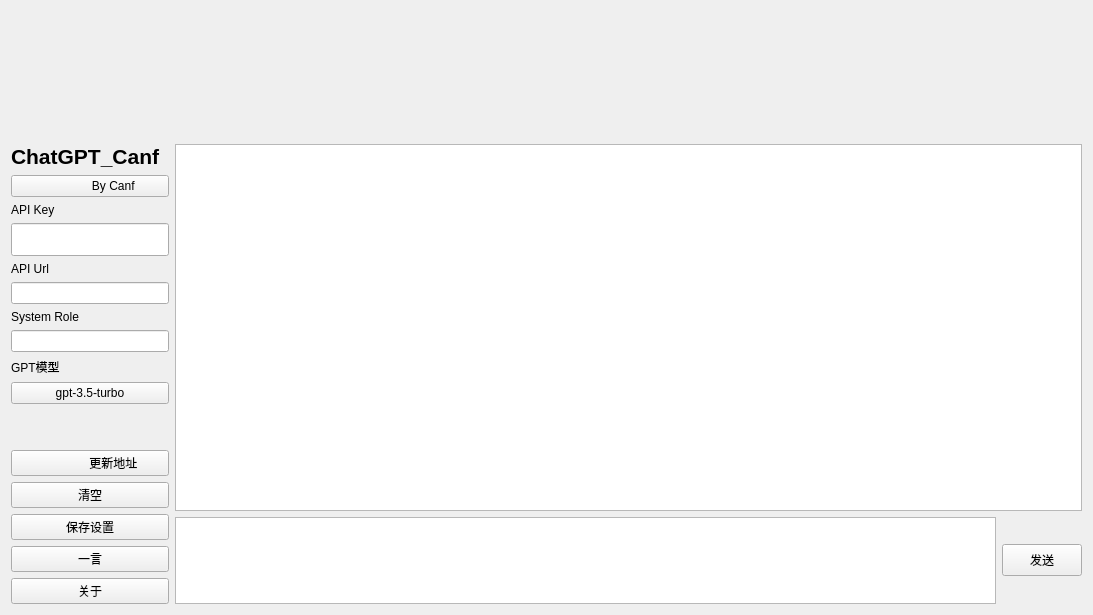
Before: the Qt Designer form form.ui in xin1201946/PythonChatAI, drawn with Qt 5.
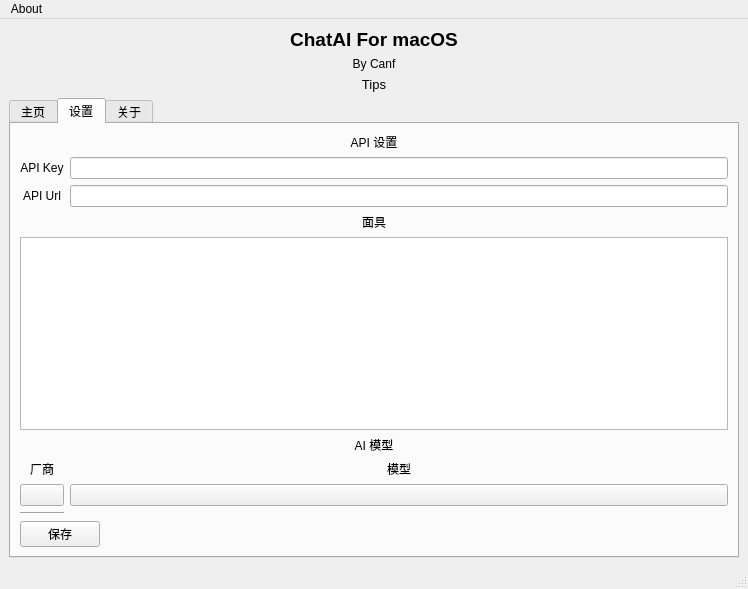
After: the same form once the commit is applied. The open tabs and pages were chosen to show the change. Icons and pictures are not drawn. Custom widgets are drawn as their Qt base class.

Patch:
```diff
--- a/form.ui
+++ b/form.ui
@@ -1,245 +1,297 @@
 <?xml version="1.0" encoding="UTF-8"?>
 <ui version="4.0">
- <class>Form</class>
- <widget class="CardWidget" name="Form">
+ <class>MainWindow</class>
+ <widget class="QMainWindow" name="MainWindow">
   <property name="geometry">
    <rect>
     <x>0</x>
     <y>0</y>
-    <width>1093</width>
-    <height>615</height>
+    <width>748</width>
+    <height>589</height>
    </rect>
   </property>
   <property name="windowTitle">
    <string>ChatGPT</string>
   </property>
-  <property name="windowIcon">
-   <iconset>
-    <normaloff>ico.ico</normaloff>ico.ico</iconset>
-  </property>
-  <layout class="QFormLayout" name="formLayout">
-   <item row="1" column="0">
-    <layout class="QVBoxLayout" name="verticalLayout">
-     <item>
-      <widget class="TitleLabel" name="TitleLabel">
-       <property name="font">
-        <font>
-         <family>Segoe UI</family>
-         <pointsize>16</pointsize>
-         <bold>true</bold>
-        </font>
-       </property>
-       <property name="text">
-        <string>ChatGPT_Canf</string>
-       </property>
+  <widget class="QWidget" name="centralwidget">
+   <layout class="QGridLayout" name="gridLayout_4">
+    <item row="0" column="0">
+     <layout class="QVBoxLayout" name="verticalLayout">
+      <item>
+       <widget class="QLabel" name="label">
+        <property name="font">
+         <font>
+          <pointsize>14</pointsize>
+          <bold>true</bold>
+         </font>
+        </property>
+        <property name="text">
+         <string>ChatAI For macOS</string>
+        </property>
+        <property name="alignment">
+         <set>Qt::AlignCenter</set>
+        </property>
+       </widget>
+      </item>
+      <item>
+       <widget class="QLabel" name="label_2">
+        <property name="text">
+         <string>By Canf</string>
+        </property>
+        <property name="alignment">
+         <set>Qt::AlignCenter</set>
+        </property>
+       </widget>
+      </item>
+      <item>
+       <widget class="QLabel" name="label_3">
+        <property name="font">
+         <font>
+          <pointsize>10</pointsize>
+         </font>
+        </property>
+        <property name="text">
+         <string>Tips</string>
+        </property>
+        <property name="alignment">
+         <set>Qt::AlignCenter</set>
+        </property>
+       </widget>
+      </item>
+     </layout>
+    </item>
+    <item row="1" column="0">
+     <widget class="QTabWidget" name="tabWidget">
+      <property name="minimumSize">
+       <size>
+        <width>681</width>
+        <height>441</height>
+       </size>
+      </property>
+      <property name="currentIndex">
+       <number>0</number>
+      </property>
+      <widget class="QWidget" name="tab">
+       <attribute name="title">
+        <string>主页</string>
+       </attribute>
+       <layout class="QFormLayout" name="formLayout">
+        <item row="0" column="0" colspan="2">
+         <layout class="QGridLayout" name="gridLayout">
+          <item row="0" column="1" colspan="2">
+           <widget class="TextEdit" name="TextEdit">
+            <property name="enabled">
+             <bool>true</bool>
+            </property>
+            <property name="minimumSize">
+             <size>
+              <width>575</width>
+              <height>236</height>
+             </size>
+            </property>
+            <property name="cursor" stdset="0">
+             <cursorShape>PointingHandCursor</cursorShape>
+            </property>
+            <property name="contextMenuPolicy">
+             <enum>Qt::DefaultContextMenu</enum>
+            </property>
+            <property name="readOnly">
+             <bool>true</bool>
+            </property>
+           </widget>
+          </item>
+          <item row="2" column="1">
+           <widget class="TextEdit" name="TextEdit_2">
+            <property name="minimumSize">
+             <size>
+              <width>0</width>
+              <height>51</height>
+             </size>
+            </property>
+            <property name="maximumSize">
+             <size>
+              <width>16777215</width>
+              <height>51</height>
+             </size>
+            </property>
+           </widget>
+          </item>
+          <item row="1" column="1" colspan="2">
+           <widget class="CommandBar" name="CommandBar"/>
+          </item>
+          <item row="2" column="2">
+           <widget class="QPushButton" name="pushButton">
+            <property name="maximumSize">
+             <size>
+              <width>75</width>
+              <height>61</height>
+             </size>
+            </property>
+            <property name="text">
+             <string>发送</string>
+            </property>
+           </widget>
+          </item>
+         </layout>
+        </item>
+       </layout>
       </widget>
-     </item>
-     <item>
-      <widget class="HyperlinkLabel" name="HyperlinkLabel">
-       <property name="text">
-        <string>              By Canf</string>
-       </property>
+      <widget class="QWidget" name="tab_2">
+       <attribute name="title">
+        <string>设置</string>
+       </attribute>
+       <layout class="QFormLayout" name="formLayout_4">
+        <item row="1" column="0" colspan="2">
+         <layout class="QGridLayout" name="gridLayout_3">
+          <item row="8" column="0">
+           <widget class="Line" name="line">
+            <property name="orientation">
+             <enum>Qt::Horizontal</enum>
+            </property>
+           </widget>
+          </item>
+          <item row="6" column="0">
+           <widget class="CaptionLabel" name="CaptionLabel_3">
+            <property name="text">
+             <string>厂商</string>
+            </property>
+            <property name="alignment">
+             <set>Qt::AlignCenter</set>
+            </property>
+           </widget>
+          </item>
+          <item row="1" column="1">
+           <widget class="PasswordLineEdit" name="PasswordLineEdit"/>
+          </item>
+          <item row="2" column="1">
+           <widget class="EditableComboBox" name="EditableComboBox"/>
+          </item>
+          <item row="7" column="1">
+           <widget class="ComboBox" name="ComboBox"/>
+          </item>
+          <item row="7" column="0">
+           <widget class="ComboBox" name="ComboBox_2"/>
+          </item>
+          <item row="2" column="0">
+           <widget class="CaptionLabel" name="CaptionLabel_2">
+            <property name="text">
+             <string>API Url</string>
+            </property>
+            <property name="alignment">
+             <set>Qt::AlignCenter</set>
+            </property>
+           </widget>
+          </item>
+          <item row="6" column="1">
+           <widget class="CaptionLabel" name="CaptionLabel_4">
+            <property name="text">
+             <string>模型</string>
+            </property>
+            <property name="alignment">
+             <set>Qt::AlignCenter</set>
+            </property>
+           </widget>
+          </item>
+          <item row="5" column="0" colspan="2">
+           <widget class="StrongBodyLabel" name="StrongBodyLabel_3">
+            <property name="text">
+             <string>AI 模型</string>
+            </property>
+            <property name="alignment">
+             <set>Qt::AlignCenter</set>
+            </property>
+           </widget>
+          </item>
+          <item row="1" column="0">
+           <widget class="CaptionLabel" name="CaptionLabel">
+            <property name="text">
+             <string>API Key</string>
+            </property>
+            <property name="alignment">
+             <set>Qt::AlignCenter</set>
+            </property>
+           </widget>
+          </item>
+          <item row="3" column="0" colspan="2">
+           <widget class="StrongBodyLabel" name="StrongBodyLabel_2">
+            <property name="text">
+             <string>面具</string>
+            </property>
+            <property name="alignment">
+             <set>Qt::AlignCenter</set>
+            </property>
+           </widget>
+          </item>
+          <item row="4" column="0" colspan="2">
+           <widget class="TextEdit" name="TextEdit_3"/>
+          </item>
+          <item row="0" column="0" colspan="2">
+           <widget class="StrongBodyLabel" name="StrongBodyLabel">
+            <property name="text">
+             <string>API 设置</string>
+            </property>
+            <property name="alignment">
+             <set>Qt::AlignCenter</set>
+            </property>
+           </widget>
+          </item>
+         </layout>
+        </item>
+        <item row="3" column="0">
+         <widget class="QPushButton" name="pushButton_2">
+          <property name="text">
+           <string>保存</string>
+          </property>
+         </widget>
+        </item>
+       </layout>
       </widget>
-     </item>
-     <item>
-      <widget class="CaptionLabel" name="CaptionLabel">
-       <property name="maximumSize">
-        <size>
-         <width>142</width>
-         <height>73</height>
-        </size>
-       </property>
-       <property name="text">
-        <string>API Key</string>
-       </property>
-      </widget>
-     </item>
-     <item>
-      <widget class="PasswordLineEdit" name="PasswordLineEdit">
-       <property name="minimumSize">
-        <size>
-         <width>158</width>
-         <height>33</height>
-        </size>
-       </property>
-       <property name="maximumSize">
-        <size>
-         <width>158</width>
-         <height>33</height>
-        </size>
-       </property>
-       <property name="passwordVisible">
-        <bool>false</bool>
-       </property>
-      </widget>
-     </item>
-     <item>
-      <widget class="CaptionLabel" name="CaptionLabel_2">
-       <property name="maximumSize">
-        <size>
-         <width>142</width>
-         <height>72</height>
-        </size>
-       </property>
-       <property name="text">
-        <string>API Url</string>
-       </property>
-      </widget>
-     </item>
-     <item>
-      <widget class="LineEdit" name="LineEdit_2">
-       <property name="maximumSize">
-        <size>
-         <width>158</width>
-         <height>33</height>
-        </size>
-       </property>
-      </widget>
-     </item>
-     <item>
-      <widget class="CaptionLabel" name="CaptionLabel_3">
-       <property name="maximumSize">
-        <size>
-         <width>142</width>
-         <height>73</height>
-        </size>
-       </property>
-       <property name="text">
-        <string>System Role</string>
-       </property>
-      </widget>
-     </item>
-     <item>
-      <widget class="LineEdit" name="LineEdit_3">
-       <property name="maximumSize">
-        <size>
-         <width>158</width>
-         <height>33</height>
-        </size>
-       </property>
-      </widget>
-     </item>
-     <item>
-      <widget class="CaptionLabel" name="CaptionLabel_5">
-       <property name="maximumSize">
-        <size>
-         <width>142</width>
-         <height>73</height>
-        </size>
-       </property>
-       <property name="text">
-        <string>GPT模型</string>
-       </property>
-      </widget>
-     </item>
-     <item>
-      <widget class="ComboBox" name="ComboBox">
-       <property name="text">
-        <string>gpt-3.5-turbo</string>
-       </property>
-      </widget>
-     </item>
-     <item>
-      <spacer name="verticalSpacer">
-       <property name="orientation">
-        <enum>Qt::Vertical</enum>
-       </property>
-       <property name="sizeHint" stdset="0">
-        <size>
-         <width>20</width>
-         <height>40</height>
-        </size>
-       </property>
-      </spacer>
-     </item>
-     <item>
-      <widget class="HyperlinkLabel" name="HyperlinkLabel_2">
-       <property name="layoutDirection">
-        <enum>Qt::LeftToRight</enum>
-       </property>
-       <property name="text">
-        <string>              更新地址</string>
-       </property>
-      </widget>
-     </item>
-     <item>
-      <widget class="PushButton" name="PushButton_4">
-       <property name="text">
-        <string>清空</string>
-       </property>
-      </widget>
-     </item>
-     <item>
-      <widget class="PushButton" name="PushButton_5">
-       <property name="text">
-        <string>保存设置</string>
-       </property>
-      </widget>
-     </item>
-     <item>
-      <widget class="PushButton" name="PushButton_2">
-       <property name="text">
-        <string>一言</string>
-       </property>
-      </widget>
-     </item>
-     <item>
-      <widget class="PushButton" name="PushButton_3">
-       <property name="text">
+      <widget class="QWidget" name="tab_3">
+       <attribute name="title">
         <string>关于</string>
-       </property>
+       </attribute>
+       <layout class="QFormLayout" name="formLayout_3">
+        <item row="0" column="0" colspan="2">
+         <layout class="QGridLayout" name="gridLayout_2">
+          <item row="0" column="0">
+           <widget class="TitleLabel" name="TitleLabel">
+            <property name="text">
+             <string>关于 </string>
+            </property>
+           </widget>
+          </item>
+          <item row="1" column="0">
+           <widget class="TextEdit" name="TextEdit_4">
+            <property name="readOnly">
+             <bool>true</bool>
+            </property>
+           </widget>
+          </item>
+         </layout>
+        </item>
+       </layout>
       </widget>
-     </item>
-    </layout>
-   </item>
-   <item row="1" column="1">
-    <layout class="QGridLayout" name="gridLayout">
-     <item row="0" column="0" colspan="2">
-      <widget class="TextEdit" name="TextEdit">
-       <property name="readOnly">
-        <bool>true</bool>
-       </property>
-      </widget>
-     </item>
-     <item row="1" column="1">
-      <widget class="PushButton" name="PushButton">
-       <property name="minimumSize">
-        <size>
-         <width>54</width>
-         <height>32</height>
-        </size>
-       </property>
-       <property name="text">
-        <string>发送</string>
-       </property>
-      </widget>
-     </item>
-     <item row="1" column="0">
-      <widget class="TextEdit" name="TextEdit_2">
-       <property name="maximumSize">
-        <size>
-         <width>16777215</width>
-         <height>87</height>
-        </size>
-       </property>
-      </widget>
-     </item>
-    </layout>
-   </item>
-   <item row="0" column="1">
-    <spacer name="verticalSpacer_2">
-     <property name="orientation">
-      <enum>Qt::Vertical</enum>
-     </property>
-     <property name="sizeHint" stdset="0">
-      <size>
-       <width>20</width>
-       <height>40</height>
-      </size>
-     </property>
-    </spacer>
-   </item>
-  </layout>
+     </widget>
+    </item>
+   </layout>
+  </widget>
+  <widget class="QMenuBar" name="menubar">
+   <property name="geometry">
+    <rect>
+     <x>0</x>
+     <y>0</y>
+     <width>748</width>
+     <height>24</height>
+    </rect>
+   </property>
+   <widget class="QMenu" name="menuAbout">
+    <property name="title">
+     <string>About</string>
+    </property>
+   </widget>
+   <addaction name="menuAbout"/>
+  </widget>
+  <widget class="QStatusBar" name="statusbar"/>
  </widget>
  <customwidgets>
   <customwidget>
@@ -247,32 +299,21 @@
    <extends>QPushButton</extends>
    <header>qfluentwidgets</header>
   </customwidget>
-  <customwidget>
-   <class>PushButton</class>
-   <extends>QPushButton</extends>
-   <header>qfluentwidgets</header>
-  </customwidget>
-  <customwidget>
-   <class>CardWidget</class>
-   <extends>QFrame</extends>
-   <header>qfluentwidgets</header>
-   <container>1</container>
-  </customwidget>
   <customwidget>
    <class>CaptionLabel</class>
    <extends>QLabel</extends>
    <header>qfluentwidgets</header>
   </customwidget>
+  <customwidget>
+   <class>StrongBodyLabel</class>
+   <extends>QLabel</extends>
+   <header>qfluentwidgets</header>
+  </customwidget>
   <customwidget>
    <class>TitleLabel</class>
    <extends>QLabel</extends>
    <header>qfluentwidgets</header>
   </customwidget>
-  <customwidget>
-   <class>HyperlinkLabel</class>
-   <extends>QPushButton</extends>
-   <header>qfluentwidgets</header>
-  </customwidget>
   <customwidget>
    <class>LineEdit</class>
    <extends>QLineEdit</extends>
@@ -288,6 +329,17 @@
    <extends>QTextEdit</extends>
    <header>qfluentwidgets</header>
   </customwidget>
+  <customwidget>
+   <class>CommandBar</class>
+   <extends>QFrame</extends>
+   <header>qfluentwidgets</header>
+   <container>1</container>
+  </customwidget>
+  <customwidget>
+   <class>EditableComboBox</class>
+   <extends>LineEdit</extends>
+   <header>qfluentwidgets</header>
+  </customwidget>
  </customwidgets>
  <resources/>
  <connections/>
```
Left out of the diff: 2 changed lines with no effect on the pictures.
